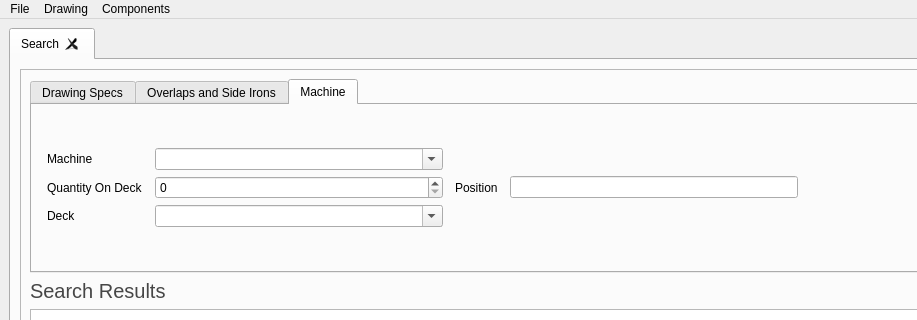
This is ui/MainMenu.ui in matthew-sirman/database-manager as Qt 5 draws it before an edit; both pictures show x 0 to 917 and y 0 to 320 of the 1127 by 604 pixel window. The edited form follows.
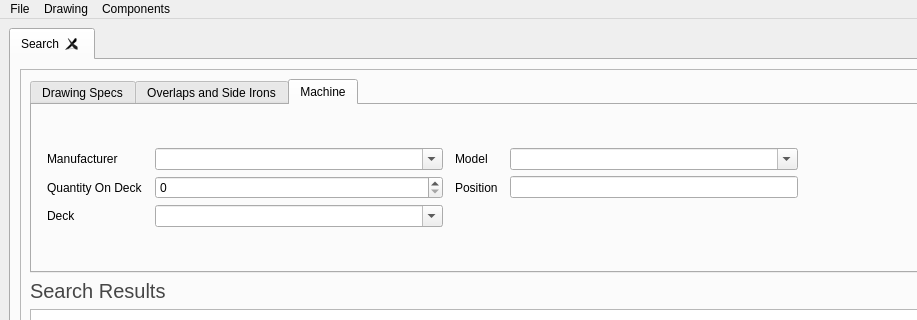
This is the edited form. The open tabs and pages were chosen to show the change. Custom widgets are drawn as their Qt base class.

The edit to the form file:
```diff
--- a/ui/MainMenu.ui
+++ b/ui/MainMenu.ui
@@ -978,7 +978,7 @@
 }</string>
                    </property>
                    <property name="text">
-                    <string>Machine</string>
+                    <string>Manufacturer</string>
                    </property>
                   </widget>
                  </item>
@@ -1104,7 +1104,41 @@
                   </spacer>
                  </item>
                  <item row="0" column="1">
-                  <widget class="DynamicComboBox" name="machineSearchInput">
+                  <widget class="DynamicComboBox" name="manufacturerSearchInput">
+                   <property name="sizePolicy">
+                    <sizepolicy hsizetype="Expanding" vsizetype="Fixed">
+                     <horstretch>0</horstretch>
+                     <verstretch>0</verstretch>
+                    </sizepolicy>
+                   </property>
+                   <property name="editable">
+                    <bool>true</bool>
+                   </property>
+                   <property name="insertPolicy">
+                    <enum>QComboBox::NoInsert</enum>
+                   </property>
+                  </widget>
+                 </item>
+                 <item row="0" column="2">
+                  <widget class="ActivatorLabel" name="modelLabel">
+                   <property name="styleSheet">
+                    <string notr="true">QLabel {
+	padding: 3px;
+}
+
+QLabel[hovering=true] {
+	padding: 3px;
+	background-color: #d9d9d9;
+	border-radius: 5px;
+}</string>
+                   </property>
+                   <property name="text">
+                    <string>Model</string>
+                   </property>
+                  </widget>
+                 </item>
+                 <item row="0" column="3">
+                  <widget class="DynamicComboBox" name="modelSearchInput">
                    <property name="sizePolicy">
                     <sizepolicy hsizetype="Expanding" vsizetype="Fixed">
                      <horstretch>0</horstretch>
```
Left out of the diff: 22 changed lines with no effect on the pictures.
